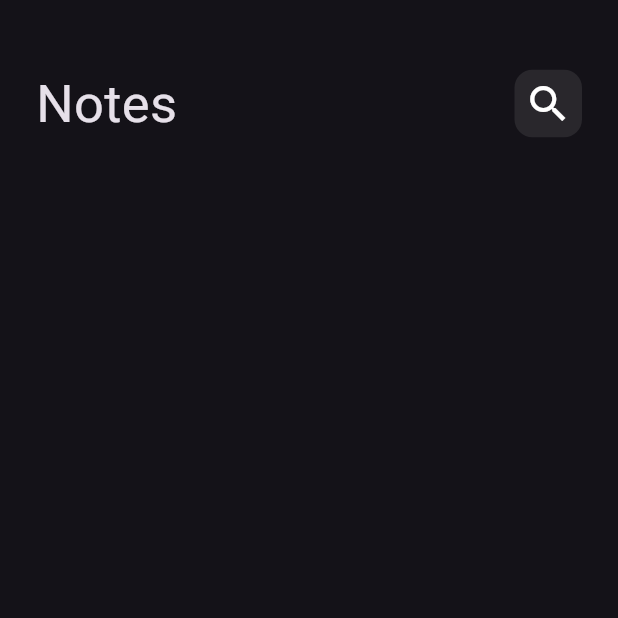
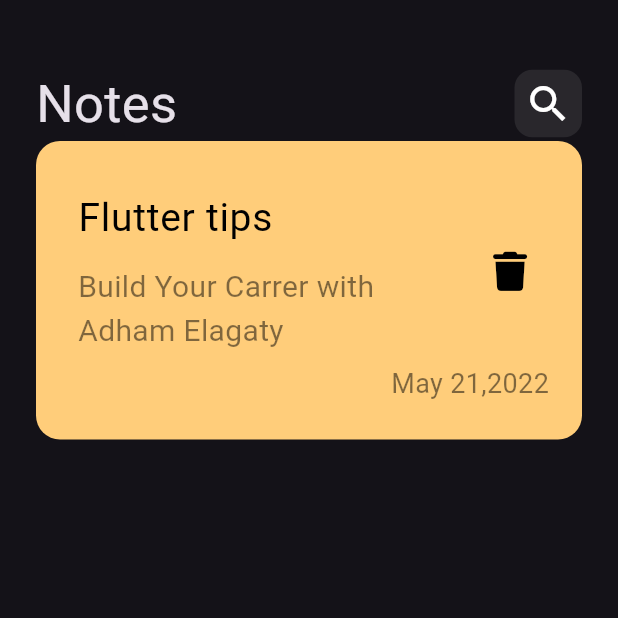
Before and after one commit to AdhamElagaty/Notes_App, a Flutter app: the screen it shows after launch, on a phone screen of 412 x 824 dp, the top half of it. Run offline on Flutter 3.47's test engine with Material 3 defaults, Android fonts, the phone set to English and light mode, and no system bars; our stand-ins replace font_awesome_flutter.

Commit message:
create custom note item

```diff
--- /dev/null
+++ b/lib/views/widgets/note_item.dart
@@ -0,0 +1,67 @@
+import 'package:flutter/material.dart';
+import 'package:font_awesome_flutter/font_awesome_flutter.dart';
+
+class NoteItem extends StatelessWidget {
+  const NoteItem({super.key});
+
+  @override
+  Widget build(BuildContext context) {
+    return Container(
+      padding: const EdgeInsets.only(
+        top: 24,
+        bottom: 24,
+        left: 12,
+      ),
+      decoration: BoxDecoration(
+        color: const Color(0xffffcd7a),
+        borderRadius: BorderRadius.circular(16),
+      ),
+      child: Column(
+        crossAxisAlignment: CrossAxisAlignment.end,
+        children: [
+          ListTile(
+            title: const Text(
+              "Flutter tips",
+              style: TextStyle(
+                color: Colors.black,
+                fontSize: 26,
+              ),
+            ),
+            subtitle: Padding(
+              padding: const EdgeInsets.only(
+                top: 12,
+              ),
+              child: Text(
+                "Build Your Carrer with Adham Elagaty",
+                style: TextStyle(
+                  color: Colors.black.withOpacity(0.5),
+                  fontSize: 20,
+                ),
+              ),
+            ),
+            trailing: IconButton(
+              onPressed: () {},
+              icon: const Icon(
+                FontAwesomeIcons.trash,
+                color: Colors.black,
+                size: 26,
+              ),
+            ),
+          ),
+          Padding(
+            padding: const EdgeInsets.only(
+              right: 22,
+            ),
+            child: Text(
+              "May 21,2022",
+              style: TextStyle(
+                color: Colors.black.withOpacity(0.5),
+                fontSize: 18,
+              ),
+            ),
+          ),
+        ],
+      ),
+    );
+  }
+}
--- a/lib/views/widgets/notes_view_body.dart
+++ b/lib/views/widgets/notes_view_body.dart
@@ -1,5 +1,6 @@
 import 'package:flutter/material.dart';
 import 'package:notes_app/views/widgets/custome_abb_bar.dart';
+import 'package:notes_app/views/widgets/note_item.dart';
 
 class NotesViewBody extends StatelessWidget {
   const NotesViewBody({super.key});
@@ -14,6 +15,7 @@ class NotesViewBody extends StatelessWidget {
             height: 20,
           ),
           CustomeAppBar(),
+          NoteItem(),
         ],
       ),
     );
--- a/pubspec.yaml
+++ b/pubspec.yaml
@@ -35,6 +35,7 @@ dependencies:
   # The following adds the Cupertino Icons font to your application.
   # Use with the CupertinoIcons class for iOS style icons.
   cupertino_icons: ^1.0.2
+  font_awesome_flutter: ^10.7.0
 
 dev_dependencies:
   flutter_test:
```
Also changed, not shown: pubspec.lock.
